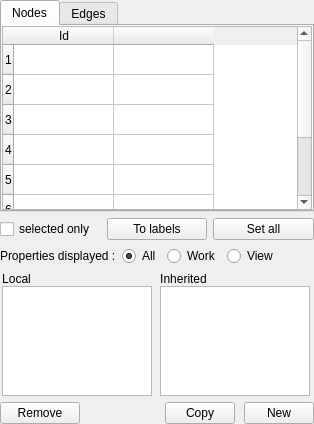
vadivelselvaraj/TulipGLImprovement, file library/tulip-qt/designer/PropertyDialog.ui: the form before one commit.
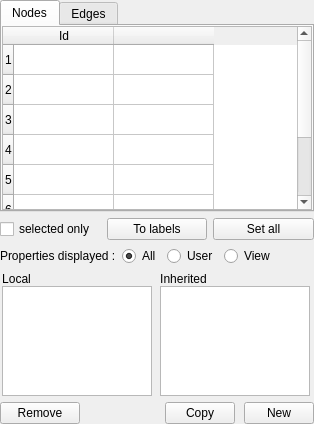
The form after the commit. Custom widgets are drawn as their Qt base class.

Commit message: - minor modification on .ui file (change Work to User and add tooltips

What changed in the file:
```diff
--- a/library/tulip-qt/designer/PropertyDialog.ui
+++ b/library/tulip-qt/designer/PropertyDialog.ui
@@ -246,7 +246,10 @@
        <item>
         <widget class="QRadioButton" name="radioWork" >
          <property name="text" >
-          <string>Work</string>
+          <string>User</string>
+         </property>
+	 <property name="toolTip" >
+           <string>Only display user properties (properties whose names don't start with view)</string>
          </property>
         </widget>
        </item>
```
Left out of the diff: 6 changed lines with no effect on the pictures.
